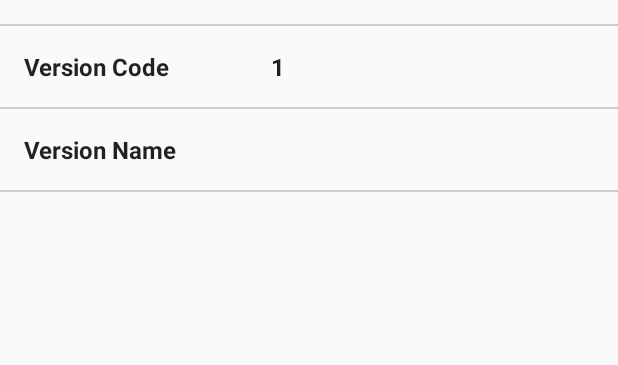
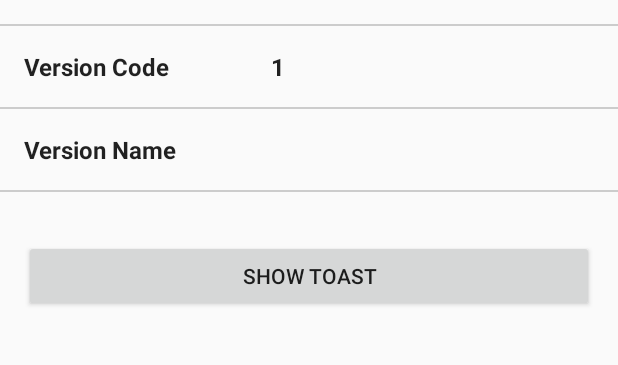
Before and after one commit to epreviati/android-autoversioning, an Android app: the screen it shows after launch (MainActivity), on a phone screen of 412 x 824 dp, the part 141-506 px from its top. Run offline under Robolectric (Android 15) with nearby library versions, the phone set to English and light mode, and no system bars; libraries missing offline, so code that uses them is left out: com.gmail.previati.

Commit message:
added button that show toast

```diff
--- a/app/src/main/java/com/gmail/previati/edgardo/androidautoversioning/MainActivity.kt
+++ b/app/src/main/java/com/gmail/previati/edgardo/androidautoversioning/MainActivity.kt
@@ -2,6 +2,7 @@ package com.gmail.previati.edgardo.androidautoversioning
 
 import android.os.Bundle
 import android.support.v7.app.AppCompatActivity
+import android.widget.Toast
 import kotlinx.android.synthetic.main.activity_main.*
 
 class MainActivity : AppCompatActivity() {
@@ -16,5 +17,7 @@ class MainActivity : AppCompatActivity() {
 
         text_version_code.text = BuildConfig.VERSION_CODE.toString()
         text_version_name.text = BuildConfig.VERSION_NAME
+
+        button_show_text.setOnClickListener { Toast.makeText(applicationContext, "Click Happened!!", Toast.LENGTH_LONG).show() }
     }
 }
--- a/app/src/main/res/layout/activity_main.xml
+++ b/app/src/main/res/layout/activity_main.xml
@@ -74,4 +74,16 @@
         app:layout_constraintStart_toStartOf="parent"
         app:layout_constraintTop_toBottomOf="@+id/text_label_version_name" />
 
+    <Button
+        android:id="@+id/button_show_text"
+        android:layout_width="match_parent"
+        android:layout_height="wrap_content"
+        android:layout_marginEnd="@dimen/activity_horizontal_margin"
+        android:layout_marginStart="@dimen/activity_horizontal_margin"
+        android:layout_marginTop="@dimen/activity_vertical_margin"
+        android:text="@string/main_button_action_show_toast"
+        app:layout_constraintEnd_toEndOf="parent"
+        app:layout_constraintStart_toStartOf="parent"
+        app:layout_constraintTop_toBottomOf="@+id/separator_version_name" />
+
 </android.support.constraint.ConstraintLayout>
--- a/app/src/main/res/values/strings.xml
+++ b/app/src/main/res/values/strings.xml
@@ -3,4 +3,5 @@
     <string name="main_label_app_name">Application Name</string>
     <string name="main_label_version_code">Version Code</string>
     <string name="main_label_version_name">Version Name</string>
+    <string name="main_button_action_show_toast">Show Toast</string>
 </resources>
```
